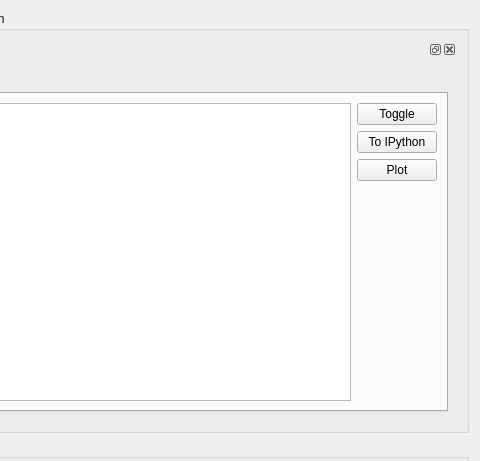
First picture: the form in designer/WorkspacesView.ui, repository neutrons/PyVDrive, before the edit; both pictures show x 853 to 1333 and y 0 to 461 of the 1333 by 770 pixel window.
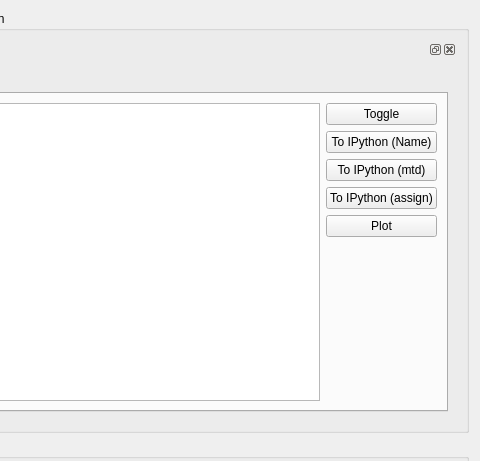
Second picture: the form after the edit. Custom widgets are drawn as their Qt base class.

Diff of the .ui file:
```diff
--- a/designer/WorkspacesView.ui
+++ b/designer/WorkspacesView.ui
@@ -102,7 +102,21 @@
                   <item>
                    <widget class="QPushButton" name="pushButton_toIPython">
                     <property name="text">
-                     <string>To IPython</string>
+                     <string>To IPython (Name)</string>
+                    </property>
+                   </widget>
+                  </item>
+                  <item>
+                   <widget class="QPushButton" name="pushButton_toIPythonMtd">
+                    <property name="text">
+                     <string>To IPython (mtd)</string>
+                    </property>
+                   </widget>
+                  </item>
+                  <item>
+                   <widget class="QPushButton" name="pushButton_toIPythonAssign">
+                    <property name="text">
+                     <string>To IPython (assign)</string>
                     </property>
                    </widget>
                   </item>
```
